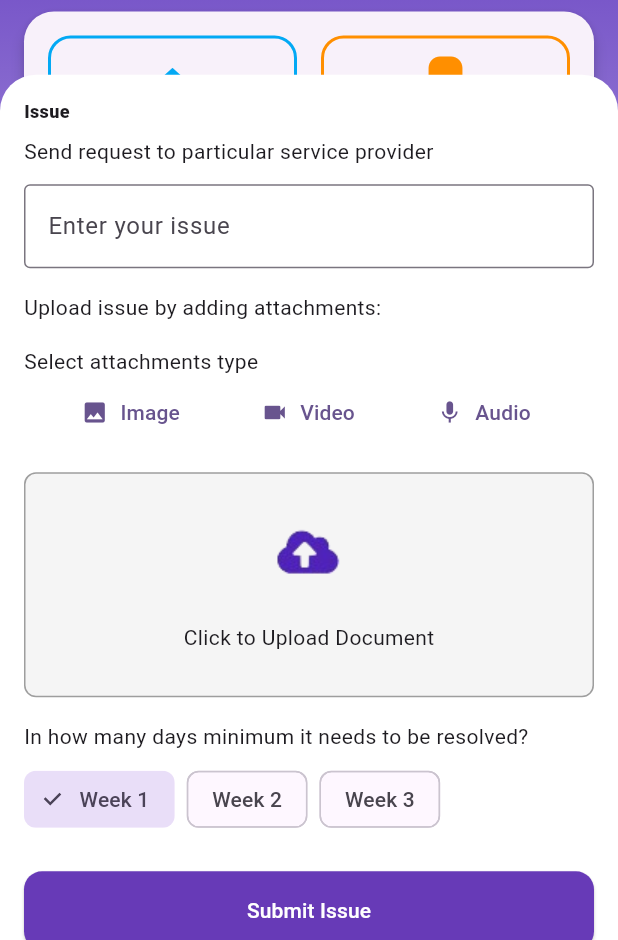
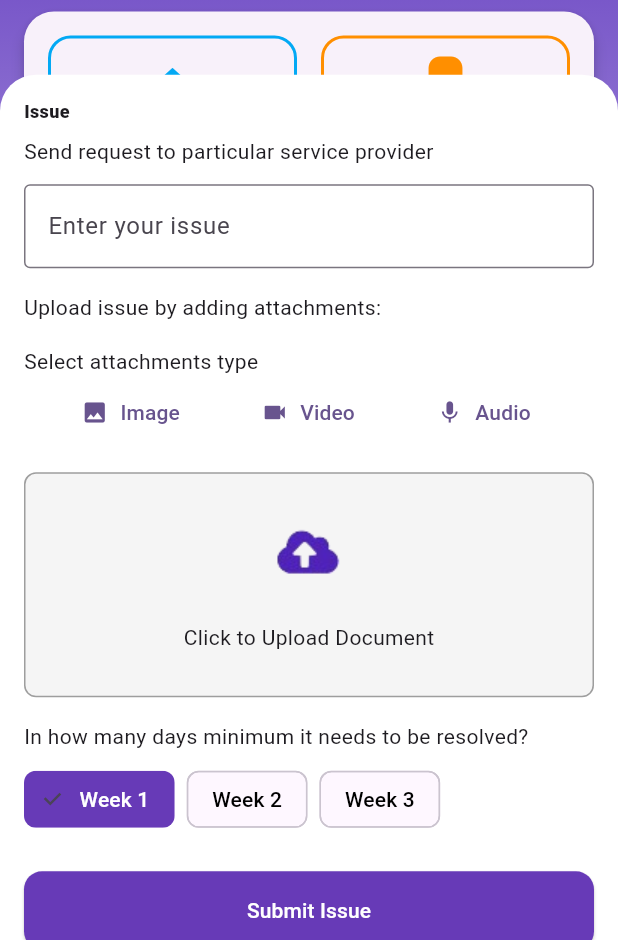
Before and after one commit to Harshprive/ZAP-Services, a Flutter app: the CleaningPage screen opened directly, after a tap on "Week 1", on a phone screen of 412 x 824 dp, the part 296-1236 px from its top. Run offline on Flutter 3.47's test engine with Material 3 defaults, Android fonts, the phone set to English and light mode, and no system bars; our stand-ins replace file_picker; Roboto replaces fonts that are missing (Amaranth-Regular).

```diff
--- a/lib/cleaning_page.dart
+++ b/lib/cleaning_page.dart
@@ -276,25 +276,53 @@ class _CleaningPageState extends State<CleaningPage> {
                   spacing: 8,
                   children: [
                     ChoiceChip(
-                      label: const Text("Week 1"),
+                      label: Text(
+                        "Week 1",
+                        style: TextStyle(
+                          color:
+                              selectedWeek == "Week 1"
+                                  ? Colors.white
+                                  : Colors.black,
+                        ),
+                      ),
                       selected: selectedWeek == "Week 1",
+                      selectedColor: Colors.deepPurple,
                       onSelected:
                           (_) => setState(() => selectedWeek = "Week 1"),
                     ),
                     ChoiceChip(
-                      label: const Text("Week 2"),
+                      label: Text(
+                        "Week 2",
+                        style: TextStyle(
+                          color:
+                              selectedWeek == "Week 2"
+                                  ? Colors.white
+                                  : Colors.black,
+                        ),
+                      ),
                       selected: selectedWeek == "Week 2",
+                      selectedColor: Colors.deepPurple,
                       onSelected:
                           (_) => setState(() => selectedWeek = "Week 2"),
                     ),
                     ChoiceChip(
-                      label: const Text("Week 3"),
+                      label: Text(
+                        "Week 3",
+                        style: TextStyle(
+                          color:
+                              selectedWeek == "Week 3"
+                                  ? Colors.white
+                                  : Colors.black,
+                        ),
+                      ),
                       selected: selectedWeek == "Week 3",
+                      selectedColor: Colors.deepPurple,
                       onSelected:
                           (_) => setState(() => selectedWeek = "Week 3"),
                     ),
                   ],
                 ),
+
                 const SizedBox(height: 24),
                 SizedBox(
                   width: double.infinity,
```
